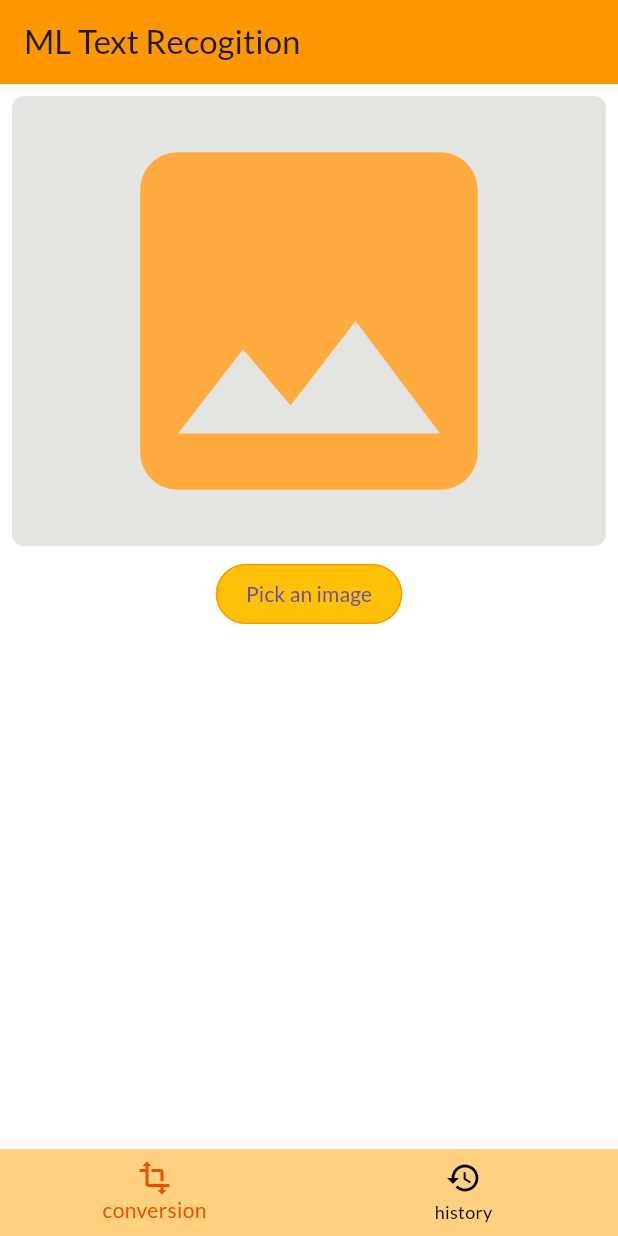
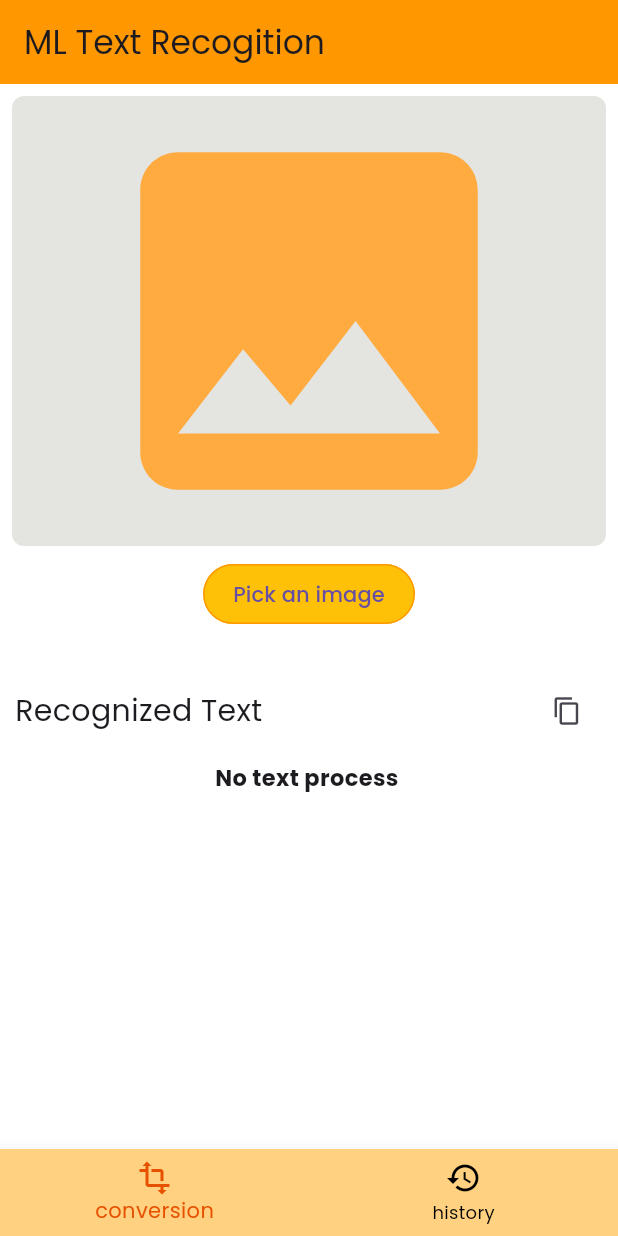
Before and after one commit to NimanthaSupun/machine-Learning-model-with-Flutter, a Flutter app: the screen it shows after launch, on a phone screen of 412 x 824 dp. Run offline on Flutter 3.47's test engine with Material 3 defaults, Android fonts, the light colour scheme and no system bars; our stand-ins replace firebase_core, google_fonts, image_picker; missing offline and left inert: google_mlkit_text_recognition; accounts and stored records are empty.

Commit message:
process Image

```diff
--- a/lib/main.dart
+++ b/lib/main.dart
@@ -8,7 +8,7 @@ void main() async {
   WidgetsFlutterBinding.ensureInitialized();
   await Firebase.initializeApp(
     options: DefaultFirebaseOptions.currentPlatform,
-);
+  );
 
   runApp(const MyApp());
 }
@@ -21,7 +21,7 @@ class MyApp extends StatelessWidget {
     return MaterialApp(
       debugShowCheckedModeBanner: false,
       theme: ThemeData(
-        fontFamily: GoogleFonts.lato().fontFamily,
+        fontFamily: GoogleFonts.poppins().fontFamily,
         scaffoldBackgroundColor: Colors.white,
         appBarTheme: const AppBarTheme(
           color: Colors.orange,
@@ -29,7 +29,7 @@ class MyApp extends StatelessWidget {
         elevatedButtonTheme: ElevatedButtonThemeData(
           style: ElevatedButton.styleFrom(
             elevation: 0,
-            padding: const EdgeInsets.symmetric(horizontal: 20,vertical: 5),
+            padding: const EdgeInsets.symmetric(horizontal: 20, vertical: 5),
             shape: RoundedRectangleBorder(
               borderRadius: BorderRadius.circular(20),
               side: const BorderSide(color: Colors.orange),
--- a/lib/screens/home_screen.dart
+++ b/lib/screens/home_screen.dart
@@ -1,4 +1,6 @@
 import 'package:flutter/material.dart';
+import 'package:flutter/services.dart';
+import 'package:google_mlkit_text_recognition/google_mlkit_text_recognition.dart';
 import 'package:image_picker/image_picker.dart';
 import 'package:textml/widgets/image_preview.dart';
 
@@ -11,8 +13,13 @@ class HomeScreen extends StatefulWidget {
 
 class _HomeScreenState extends State<HomeScreen> {
   late ImagePicker imagePicker;
+  late TextRecognizer textRecognizer;
+
   String? pickedImagePath;
   bool isImagePicked = false;
+
+  String recognizedText = "";
+  bool isRecognized = false;
 
   // function to picked image
   void _pickedImage({required ImageSource source}) async {
@@ -63,10 +70,61 @@ class _HomeScreenState extends State<HomeScreen> {
     );
   }
 
+  // todo: Funtion to process image
+  void _processImage() async {
+    if (pickedImagePath == null) {
+      return;
+    }
+    setState(() {
+      isRecognized = true;
+      recognizedText = "";
+    });
+    try {
+      final inputImage = InputImage.fromFilePath(pickedImagePath!);
+      final RecognizedText recognizedTextFrommodel =
+          await textRecognizer.processImage(inputImage);
+
+      // loop block
+      for (TextBlock block in recognizedTextFrommodel.blocks) {
+        for (TextLine line in block.lines) {
+          recognizedText += "${line.text} \n";
+        }
+      }
+      print(recognizedText);
+    } catch (e) {
+      if (!mounted) {
+        return;
+      }
+      print("Error Recognized: $e");
+    } finally {
+      setState(() {
+        isRecognized = false;
+      });
+    }
+  }
+
+  // copy to clickbord
+  void _copyToClicpBord() async {
+    if (recognizedText.isNotEmpty) {
+      await Clipboard.setData(ClipboardData(text: recognizedText));
+      if (!mounted) {
+        return;
+      }
+      ScaffoldMessenger.of(context).showSnackBar(
+        const SnackBar(
+          content: Text('Text copied to clipboard'),
+        ),
+      );
+    }
+  }
+
   @override
   void initState() {
     super.initState();
     imagePicker = ImagePicker();
+    textRecognizer = TextRecognizer(
+      script: TextRecognitionScript.latin,
+    );
   }
 
   @override
@@ -76,13 +134,12 @@ class _HomeScreenState extends State<HomeScreen> {
         title: const Text("ML Text Recogition"),
       ),
       body: SafeArea(
-        child: SingleChildScrollView(
         child: Column(
           children: [
-              const Padding(
-                padding: EdgeInsets.all(8.0),
+            Padding(
+              padding: const EdgeInsets.all(8.0),
               child: ImagePreview(
-                  imagePath: null,
+                imagePath: pickedImagePath,
               ),
             ),
             if (!isImagePicked)
@@ -90,8 +147,67 @@ class _HomeScreenState extends State<HomeScreen> {
                 onPressed: _chooseImageSourceModel,
                 child: const Text("Pick an image"),
               ),
+            if (isImagePicked)
+              ElevatedButton(
+                onPressed: isRecognized ? null : _processImage,
+                child: Row(
+                  mainAxisSize: MainAxisSize.min,
+                  children: [
+                    const Text("Process Image"),
+                    if (isRecognized) ...{
+                      const SizedBox(
+                        width: 20,
+                      ),
+                      const SizedBox(
+                        width: 16,
+                        height: 16,
+                        child: CircularProgressIndicator(
+                          strokeWidth: 2,
+                          color: Colors.orange,
+                        ),
+                      ),
+                    }
                   ],
                 ),
+              ),
+            const SizedBox(
+              height: 20,
+            ),
+            Padding(
+              padding: const EdgeInsets.all(10),
+              child: Row(
+                mainAxisAlignment: MainAxisAlignment.spaceBetween,
+                children: [
+                  const Text(
+                    "Recognized Text",
+                    style: TextStyle(fontSize: 20),
+                  ),
+                  IconButton(
+                    icon: const Icon(
+                      Icons.copy,
+                      size: 20,
+                    ),
+                    onPressed: _copyToClicpBord,
+                  ),
+                ],
+              ),
+            ),
+            if (!isRecognized) ...{
+              Expanded(
+                child: Scrollbar(
+                  child: SingleChildScrollView(
+                    child: SelectableText(
+                      recognizedText.isEmpty
+                          ? "No text process"
+                          : recognizedText,
+                      style: const TextStyle(
+                          fontWeight: FontWeight.bold, fontSize: 15),
+                    ),
+                  ),
+                ),
+              ),
+            }
+          ],
         ),
       ),
     );
--- a/lib/widgets/image_preview.dart
+++ b/lib/widgets/image_preview.dart
@@ -26,9 +26,12 @@ class ImagePreview extends StatelessWidget {
                 color: Colors.orangeAccent,
               ),
             )
-          : Image.file(
-              File(imagePath!),
-              fit: BoxFit.contain,
+          : Padding(
+              padding: const EdgeInsets.all(10),
+              child: Image.file(
+                File(imagePath!),
+                fit: BoxFit.contain,
+              ),
             ),
     );
   }
```
Lines whose indentation alone changed are shown as unchanged.
